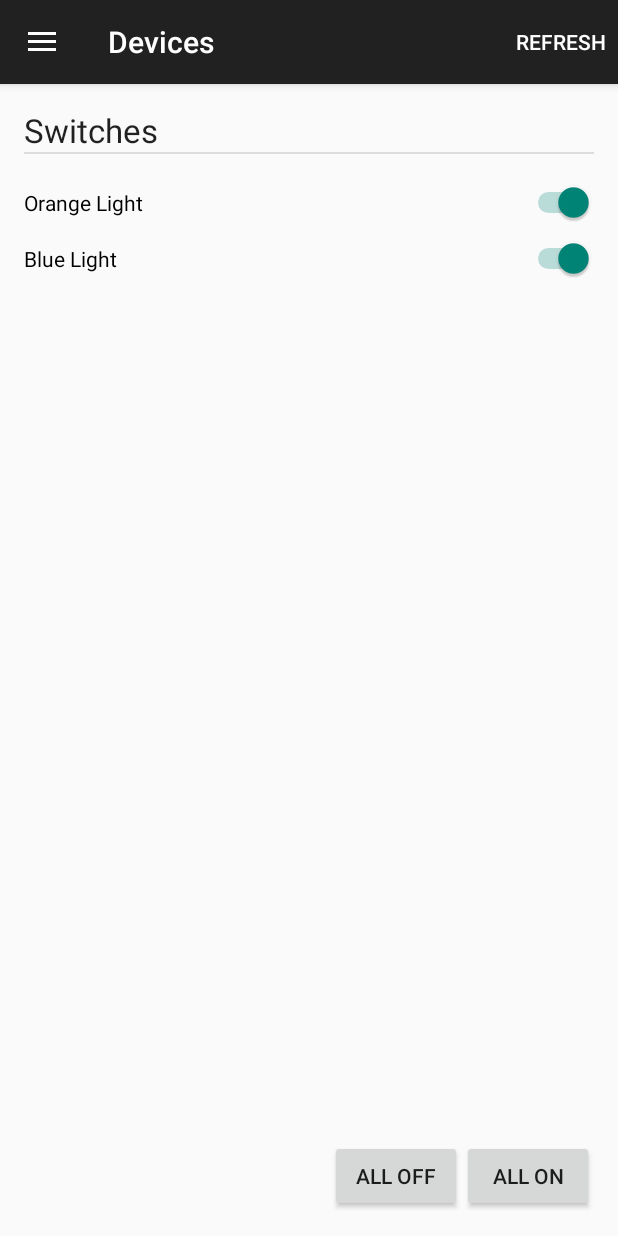
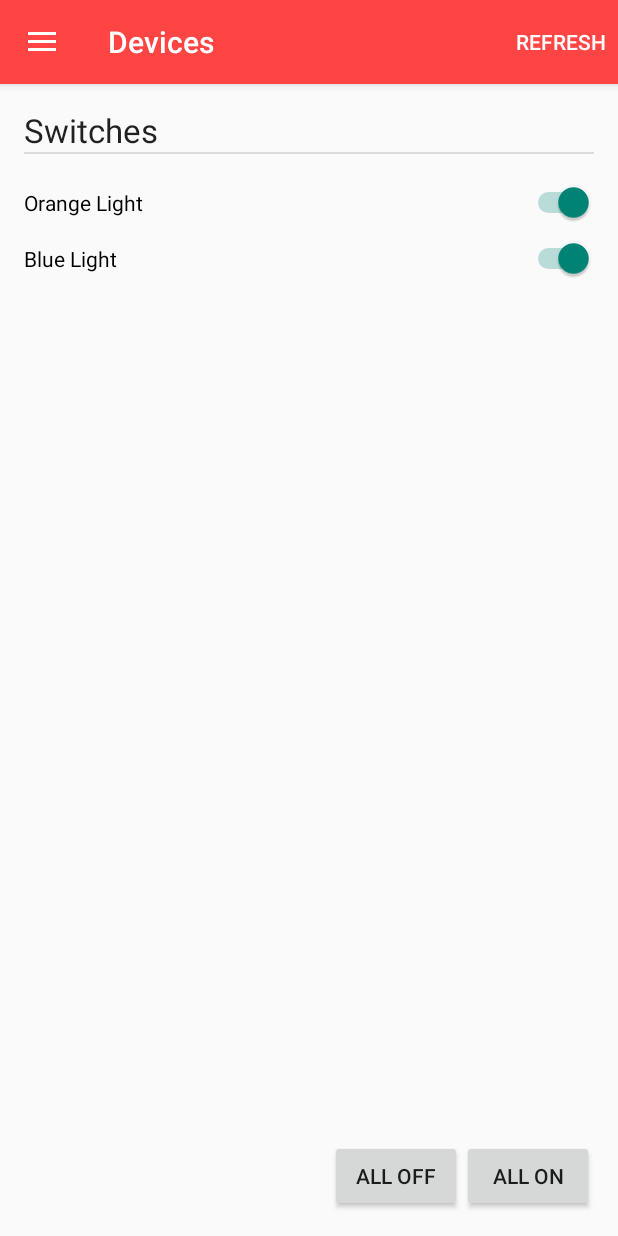
Before and after one commit to JonathanNakandala/rpi-transmitter, an Android app: the screen it shows after launch (MainActivity), after a tap on "Blue Light", on a phone screen of 412 x 824 dp. Run offline under Robolectric (Android 15) with nearby library versions, the phone set to English and light mode, and no system bars; network calls fail; 1 other tap on this screen came first.

Commit message:
Set ActionBar colour to holo_red_light as well as statusbar to holo_red_dark

```diff
--- a/app/src/main/res/values/styles.xml
+++ b/app/src/main/res/values/styles.xml
@@ -1,8 +1,14 @@
-<resources>
+<resources xmlns:tools="http://schemas.android.com/tools">
 
     <!-- Base application theme. -->
-    <style name="AppTheme" parent="Theme.AppCompat.Light.DarkActionBar">
+    <style name="AppTheme" parent="AppTheme.Base" />
+
+    <style name="AppTheme.Base" parent="Theme.AppCompat.Light.DarkActionBar">
         <!-- Customize your theme here. -->
+        <item name="colorPrimary">@android:color/holo_red_light</item>
+        <item name="android:colorPrimaryDark" tools:targetApi="lollipop">
+            @android:color/holo_red_dark
+        </item>
     </style>
 
     <style name="Divider">
```
